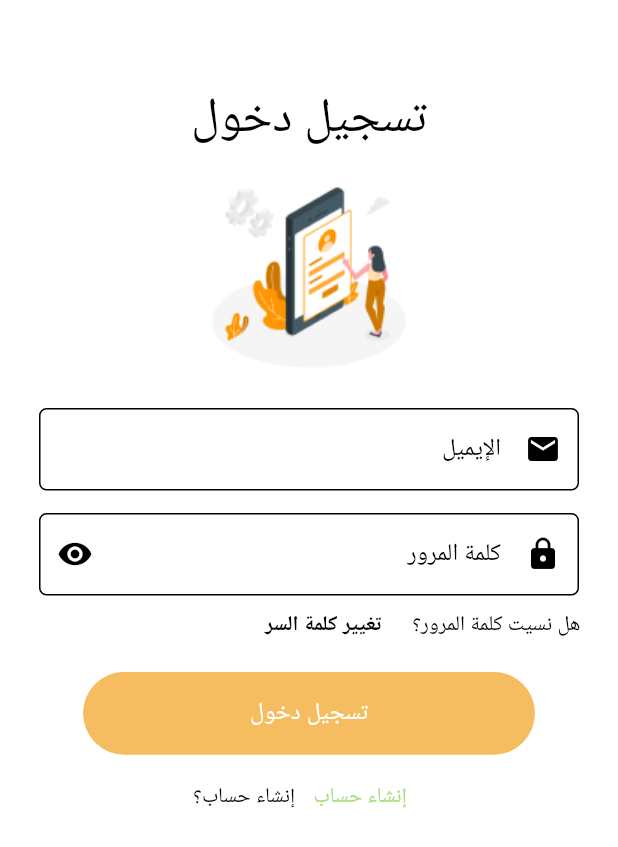
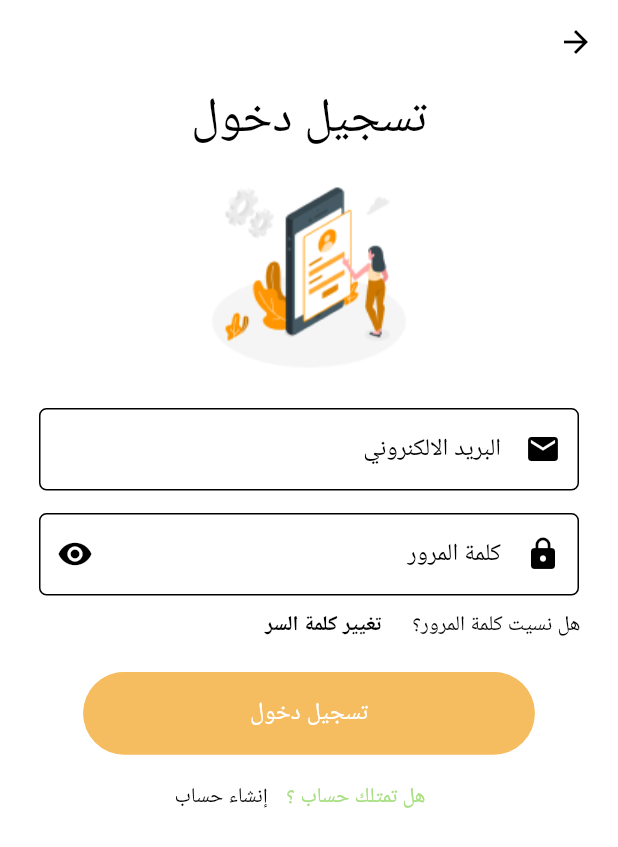
Before and after one commit to mom-food/momFood, a Flutter app: the SignUpScreen screen opened by its route, after a tap on "انشاء حساب", after a tap on "تسجيل دخول", on a phone screen of 412 x 824 dp. Shown: the top 847 px of the screen. Run offline on Flutter 3.47's test engine with Material 3 defaults, Android fonts, the phone set to English and light mode, and no system bars; our stand-ins replace cloud_firestore, firebase_auth, firebase_core, go_router, google_fonts, smooth_page_indicator; accounts and stored records are empty.

Commit message:
add back button to sign in and sign up

```diff
--- a/app/lib/View/Screens/Authentication/sign_in.dart
+++ b/app/lib/View/Screens/Authentication/sign_in.dart
@@ -1,7 +1,7 @@
 import 'package:flutter/material.dart';
 import 'package:go_router/go_router.dart';
-
 import '../../../ViewModel/sign_in_view_model.dart';
+import '../../Widgets/back_button.dart';
 
 
 class SignInScreen extends StatefulWidget {
@@ -13,6 +13,7 @@ class SignInScreen extends StatefulWidget {
 
 class _SignInScreenState extends State<SignInScreen> {
   final SignInScreenController controller = SignInScreenController();
+
   @override
   void initState() {
     super.initState();
@@ -28,7 +29,13 @@ class _SignInScreenState extends State<SignInScreen> {
     return Directionality(
       textDirection: TextDirection.rtl,
       child: Scaffold(
-          appBar: AppBar(),
+        appBar: AppBar(
+          leading: CustomBackButton(
+            onPressed: () {
+              context.go('/onboarding2'); // Adjust this route as necessary
+            },
+          ),
+        ),
         body: SingleChildScrollView(
           child: Column(
             children: [
@@ -55,7 +62,8 @@ class _SignInScreenState extends State<SignInScreen> {
                       child: Text(
                         "تغيير كلمة السر",
                         style: TextStyle(fontWeight: FontWeight.bold),
-                          )),
+                      ),
+                    ),
                   ],
                 ),
               ),
@@ -86,7 +94,8 @@ class _SignInScreenState extends State<SignInScreen> {
               AskUserToLoginButton()
             ],
           ),
-          )),
+        ),
+      ),
     );
   }
 }
@@ -107,13 +116,13 @@ class AskUserToLoginButton extends StatelessWidget {
               // Navigator.pushReplacementNamed(context, '/sign-up');
             },
             child: Text(
-              'إنشاء حساب',
+              'هل تمتلك حساب ؟',
               style: TextStyle(
                 color: Color(0xFFA8DF83),
               ),
             ),
           ),
-          Text('إنشاء حساب؟'),
+          Text('إنشاء حساب'),
         ],
       ),
     );
@@ -134,10 +143,10 @@ class _SignInForm extends StatelessWidget {
           _FormField(
             icon: Icons.email,
             controller: controller.email,
-            label: 'الإيميل',
+            label: 'البريد الالكنروني',
             //icon: Icons.email,
             validator: controller.emailValidator,
-            hint: 'ادخل ايميلك',
+            hint: 'ادخل بريدك الالكتروني',
             minHeight: 48,
             width: 360,
           ),
--- a/app/lib/View/Screens/Authentication/sign_up.dart
+++ b/app/lib/View/Screens/Authentication/sign_up.dart
@@ -1,6 +1,8 @@
 import 'package:flutter/material.dart';
 import 'package:go_router/go_router.dart';
 import '../../../ViewModel/sign_up_view_model.dart';
+import '../../Widgets/back_button.dart';
+
 
 class SignUpScreen extends StatefulWidget {
   const SignUpScreen({super.key});
@@ -11,6 +13,7 @@ class SignUpScreen extends StatefulWidget {
 
 class _SignUpScreenState extends State<SignUpScreen> {
   final SignUpScreenController controller = SignUpScreenController();
+
   @override
   void initState() {
     super.initState();
@@ -23,8 +26,16 @@ class _SignUpScreenState extends State<SignUpScreen> {
 
   @override
   Widget build(BuildContext context) {
-    return Scaffold(
-        appBar: AppBar(),
+    return Directionality(
+      textDirection: TextDirection.rtl,
+      child: Scaffold(
+        appBar: AppBar(
+          leading: CustomBackButton(
+            onPressed: () {
+              context.go('/onboarding2'); // Adjust this route as necessary
+            },
+          ),
+        ),
         body: Column(
           children: [
             Text(
@@ -65,12 +76,15 @@ class _SignUpScreenState extends State<SignUpScreen> {
             ),
             AskUserToLoginButton()
           ],
-        ));
+        ),
+      ),
+    );
   }
 }
 
 class AskUserToLoginButton extends StatelessWidget {
   const AskUserToLoginButton({super.key});
+
   @override
   Widget build(BuildContext context) {
     return Padding(
@@ -113,7 +127,6 @@ class _SignUpForm extends StatelessWidget {
                 icon: Icons.email,
                 controller: controller.email,
                 label: 'الإيميل',
-                  //icon: Icons.email,
                 validator: controller.emailValidator,
                 hint: 'ادخل ايميلك',
                 minHeight: 48,
@@ -128,7 +141,6 @@ class _SignUpForm extends StatelessWidget {
                 hint: 'ادخل اسمك',
                 minHeight: 48,
                 width: 360,
-                  // icon: Icons.person,
               ),
               SizedBox(height: 15),
               _FormField(
@@ -139,7 +151,6 @@ class _SignUpForm extends StatelessWidget {
                 hint: 'ادخل رقمك',
                 minHeight: 48,
                 width: 360,
-                  //icon: Icons.phone,
               ),
               SizedBox(height: 15),
               _FormField(
@@ -175,7 +186,8 @@ class _SignUpForm extends StatelessWidget {
             ],
           ),
         ),
-        ));
+      ),
+    );
   }
 }
 
@@ -239,6 +251,7 @@ class ShowPasswordButton extends StatelessWidget {
   Widget build(BuildContext context) {
     return IconButton(
       onPressed: onTap,
-        icon: Icon(show ? Icons.visibility_off : Icons.visibility));
+      icon: Icon(show ? Icons.visibility_off : Icons.visibility),
+    );
   }
 }
```
Also changed, not shown: app/pubspec.lock. Lines whose indentation alone changed are shown as unchanged.
